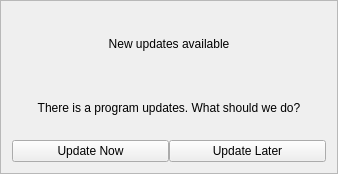
First picture: the form in seospider/ui/update_loader_dialog_content.ui, repository andrascii/RiveSolutions_SEO_Spider, before the edit.
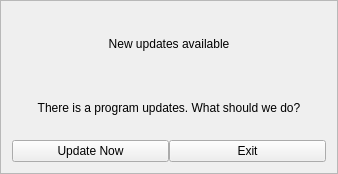
Second picture: the form after the edit.

Commit message: Реализовано Forced Update

Diff of the .ui file:
```diff
--- a/seospider/ui/update_loader_dialog_content.ui
+++ b/seospider/ui/update_loader_dialog_content.ui
@@ -63,7 +63,7 @@
        <item>
         <widget class="QPushButton" name="downloadLaterButton">
          <property name="text">
-          <string>Update Later</string>
+          <string>Exit</string>
          </property>
         </widget>
        </item>
```
The commit also changes 2 other files.
